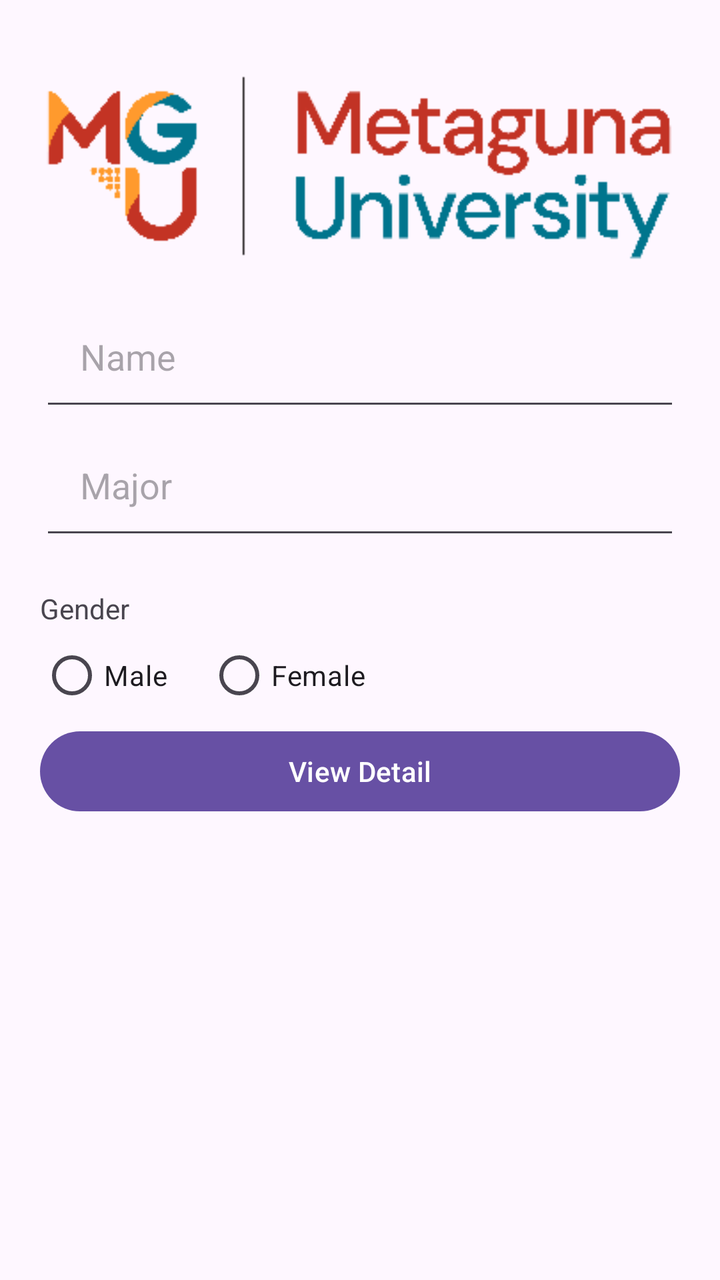
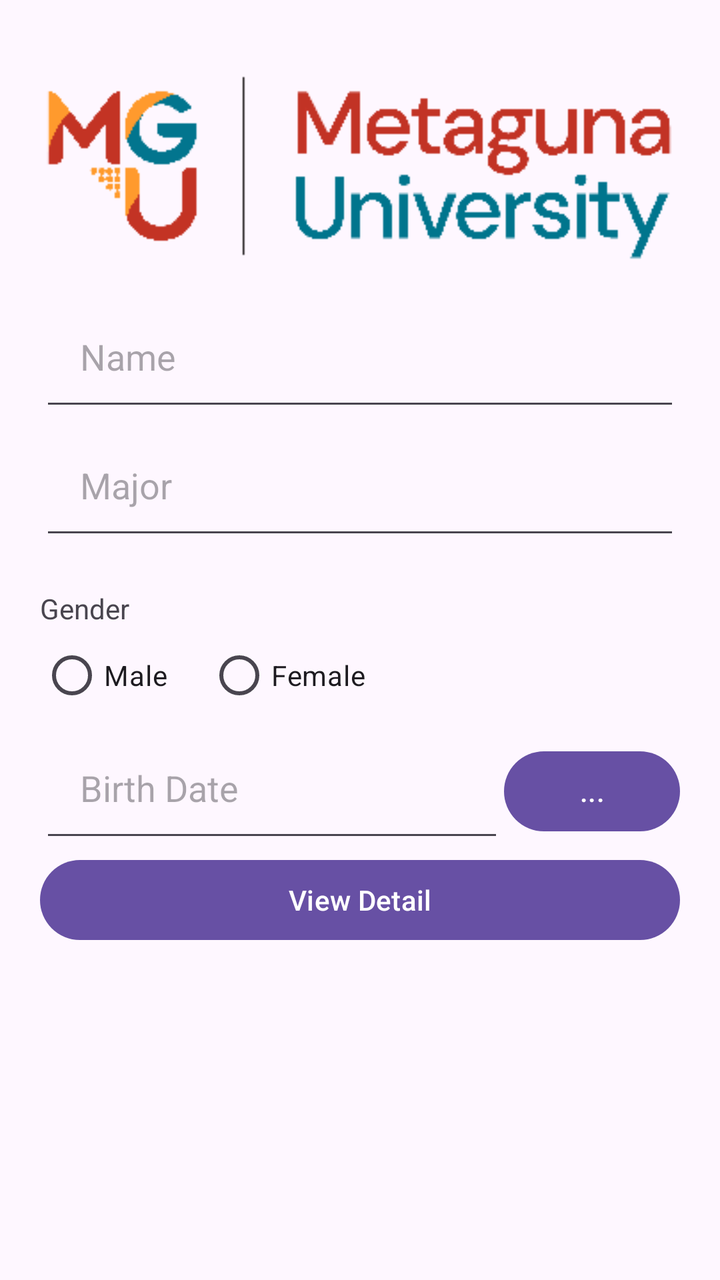

Screens rendered from an Android XML layout before and after an edit, with the pre-edit source and the edit as a unified diff.
<!-- AndroidManifest.xml: application theme Theme.MP -->
<!-- res/layout/profile_screen.xml -->
<?xml version="1.0" encoding="utf-8"?>
<LinearLayout xmlns:android="http://schemas.android.com/apk/res/android"
    xmlns:app="http://schemas.android.com/apk/res-auto"
    android:orientation="vertical"
    android:layout_width="match_parent"
    android:layout_height="match_parent"
    android:padding="@dimen/padding_default"
    >

    <ImageView
        android:id="@+id/imageView"
        android:layout_width="match_parent"
        android:layout_height="wrap_content"
        android:contentDescription="@null"
        android:src="@drawable/metaguna" />

    <EditText
        android:id="@+id/name_text"
        android:layout_width="match_parent"
        android:layout_height="wrap_content"
        android:inputType="text"
        android:padding="@dimen/padding_default"
        android:hint="Name"
        android:visibility="visible" />

    <EditText
        android:id="@+id/major_text"
        android:layout_width="match_parent"
        android:layout_height="wrap_content"
        android:visibility="visible"
        android:hint="Major"
        android:inputType="text"
        android:padding="@dimen/padding_default"
         />

    <TextView
        android:id="@+id/textView4"
        android:layout_width="match_parent"
        android:layout_height="wrap_content"
        android:paddingTop="@dimen/padding_default"
        android:text="Gender" />

    <RadioGroup
        android:id="@+id/gender_group"
        android:layout_width="match_parent"
        android:layout_height="wrap_content"
        android:orientation="horizontal">

        <RadioButton
            android:id="@+id/man_radio"
            android:layout_width="wrap_content"
            android:layout_height="wrap_content"
            android:paddingRight="@dimen/padding_default"
            android:text="Male" />

        <RadioButton
            android:id="@+id/women_radio"
            android:layout_width="wrap_content"
            android:layout_height="wrap_content"
            android:text="Female" />
    </RadioGroup>

    <Button
        android:id="@+id/detail_btn"
        android:layout_width="match_parent"
        android:layout_height="wrap_content"
        android:text="View Detail" />


</LinearLayout>
<!-- resources referenced by this layout -->
<resources>
  <dimen name="padding_default">20dp</dimen>
  <!-- drawable metaguna: png bitmap (drawable, 5813 bytes) -->
  <style name="Theme.MP" parent="Theme.Material3.DayNight.NoActionBar" />
</resources>

<!-- the commit's change to res/layout/profile_screen.xml (unified diff, before → after) -->
@@ -60,6 +60,31 @@
             android:text="Female" />
     </RadioGroup>
 
+    <LinearLayout
+        android:layout_width="match_parent"
+        android:layout_height="wrap_content"
+        android:orientation="horizontal"
+        >
+
+        <EditText
+            android:id="@+id/birth_date"
+            android:layout_width="227dp"
+            android:layout_height="wrap_content"
+            android:layout_weight="1"
+            android:hint="Birth Date"
+            android:inputType="text"
+            android:onClick="dateDialogListener"
+            android:padding="@dimen/padding_default"
+            android:visibility="visible" />
+
+        <Button
+            android:id="@+id/datepicker"
+            android:layout_width="wrap_content"
+            android:layout_height="wrap_content"
+            android:text="..." />
+
+    </LinearLayout>
+
     <Button
         android:id="@+id/detail_btn"
         android:layout_width="match_parent"
